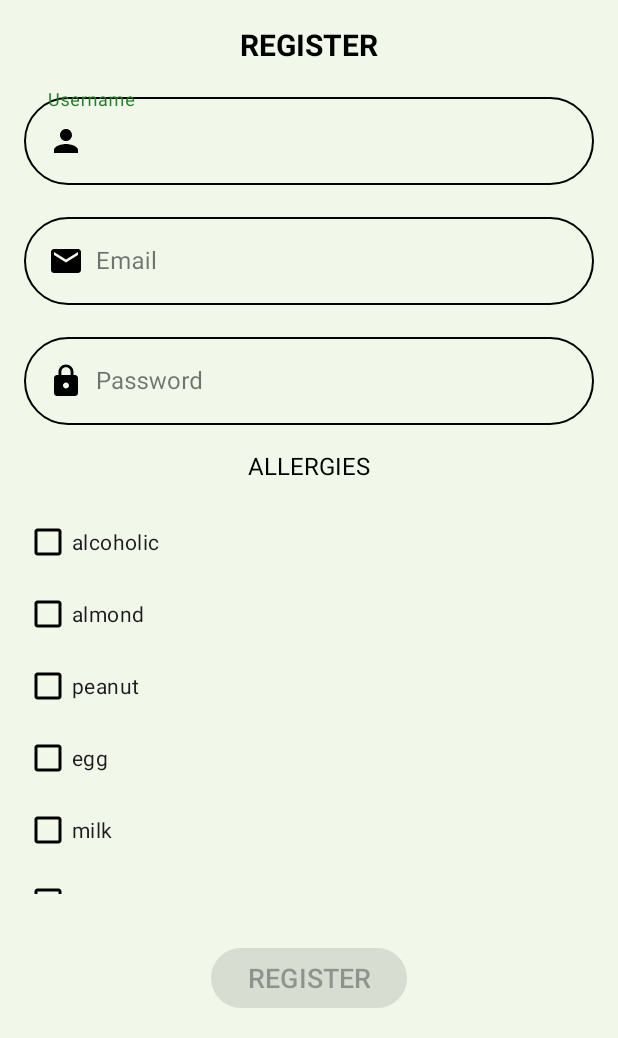
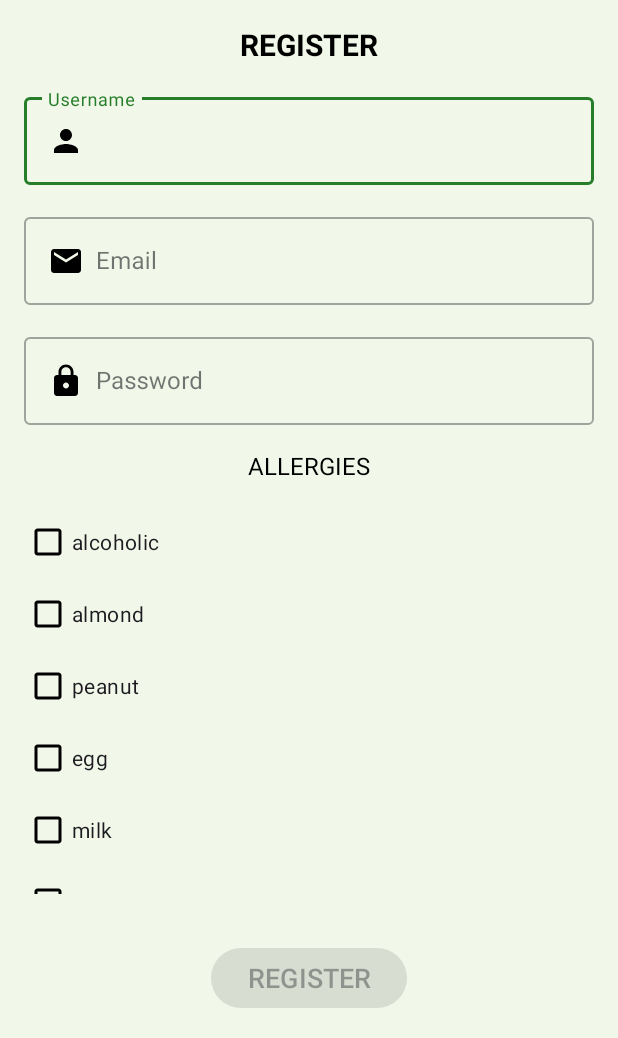
Before and after one commit to quitsv/FreshFuel, an Android app: the RegisterActivity screen opened directly, with no data from a screen before it, on a phone screen of 412 x 824 dp, the part 198-1236 px from its top. Run offline under Robolectric (Android 15) with nearby library versions, the phone set to English and light mode, and no system bars.

Commit message:
layout adjustment

```diff
--- a/Mobile_Development/app/src/main/AndroidManifest.xml
+++ b/Mobile_Development/app/src/main/AndroidManifest.xml
@@ -8,9 +8,9 @@
         android:allowBackup="true"
         android:dataExtractionRules="@xml/data_extraction_rules"
         android:fullBackupContent="@xml/backup_rules"
-        android:icon="@mipmap/ic_launcher"
+        android:icon="@drawable/logo_image"
         android:label="@string/app_name"
-        android:roundIcon="@mipmap/ic_launcher_round"
+        android:roundIcon="@drawable/logo_image"
         android:supportsRtl="true"
         android:theme="@style/Theme.FreshFuel"
         android:usesCleartextTraffic="true"
--- a/Mobile_Development/app/src/main/res/layout/activity_register.xml
+++ b/Mobile_Development/app/src/main/res/layout/activity_register.xml
@@ -60,7 +60,6 @@
             android:layout_width="match_parent"
             android:layout_height="wrap_content"
             android:autofillHints="username"
-            android:background="@drawable/rounded_edittext_bg"
             android:drawableStart="@drawable/ic_person"
             android:drawablePadding="8dp"
             android:ems="10"
@@ -83,7 +82,6 @@
             android:layout_width="match_parent"
             android:layout_height="wrap_content"
             android:autofillHints="emailAddress"
-            android:background="@drawable/rounded_edittext_bg"
             android:drawableStart="@drawable/ic_mail"
             android:drawablePadding="8dp"
             android:ems="10"
@@ -106,7 +104,6 @@
             android:layout_width="match_parent"
             android:layout_height="wrap_content"
             android:autofillHints="emailAddress"
-            android:background="@drawable/rounded_edittext_bg"
             android:drawableStart="@drawable/ic_lock"
             android:drawablePadding="8dp"
             android:ems="10"
```
